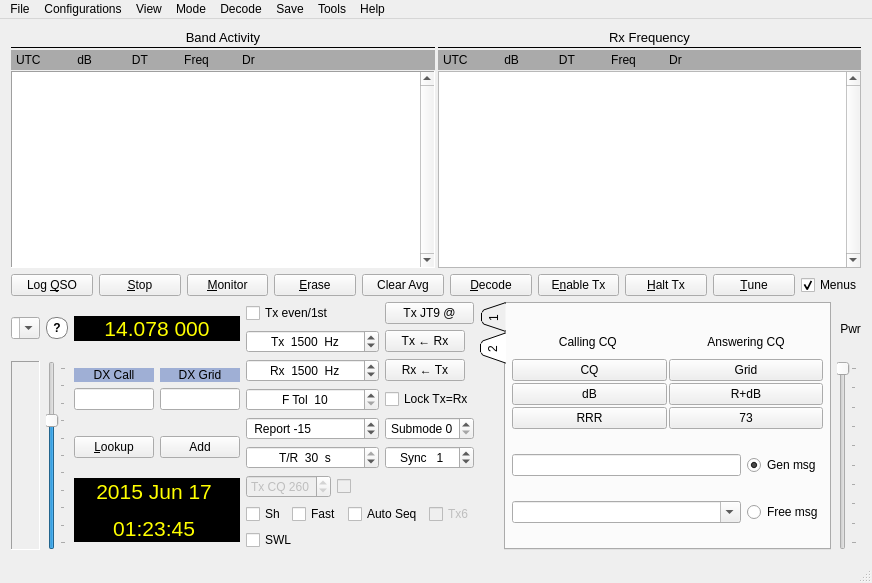
Qt form mainwindow.ui (saitohirga/WSJT-X) before a commit.
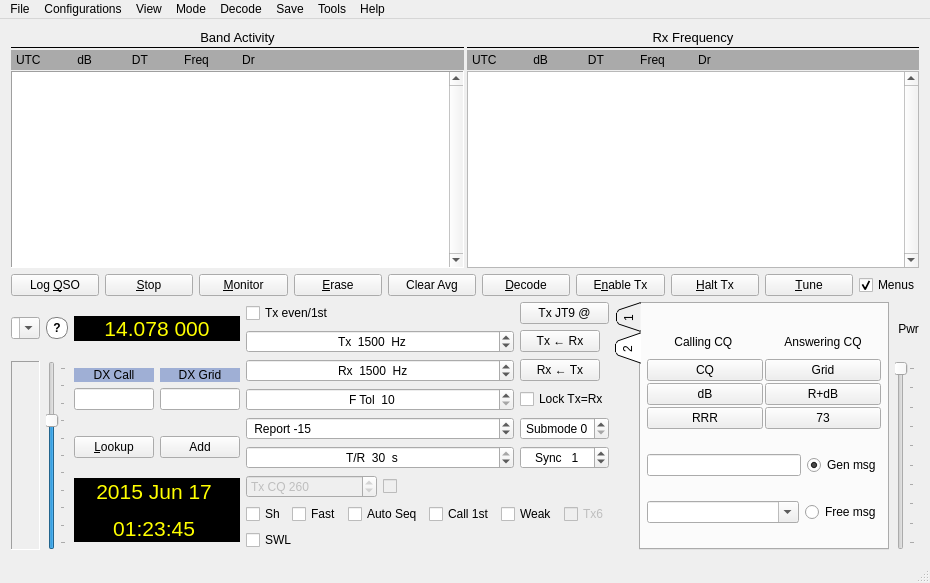
The same form after that commit. Custom widgets are drawn as their Qt base class.

Commit message: Add 'Call First' and 'Weak' checkboxes.

```diff
--- a/mainwindow.ui
+++ b/mainwindow.ui
@@ -748,6 +748,29 @@
                         </property>
                        </widget>
                       </item>
+                      <item>
+                       <widget class="QCheckBox" name="cbFirst">
+                        <property name="toolTip">
+                         <string>&lt;html&gt;&lt;head/&gt;&lt;body&gt;&lt;p&gt;Call the first decoded responder to my CQ.&lt;/p&gt;&lt;/body&gt;&lt;/html&gt;</string>
+                        </property>
+                        <property name="text">
+                         <string>Call 1st</string>
+                        </property>
+                        <property name="checked">
+                         <bool>false</bool>
+                        </property>
+                       </widget>
+                      </item>
+                      <item>
+                       <widget class="QCheckBox" name="cbWeak">
+                        <property name="toolTip">
+                         <string>&lt;html&gt;&lt;head/&gt;&lt;body&gt;&lt;p&gt;Call the weakest decoded responder to my CQ.&lt;/p&gt;&lt;/body&gt;&lt;/html&gt;</string>
+                        </property>
+                        <property name="text">
+                         <string>Weak</string>
+                        </property>
+                       </widget>
+                      </item>
                       <item>
                        <widget class="QCheckBox" name="cbTx6">
                         <property name="enabled">
```
Left out of the diff: 144 changed lines with no effect on the pictures. The commit also changes 2 other files.
